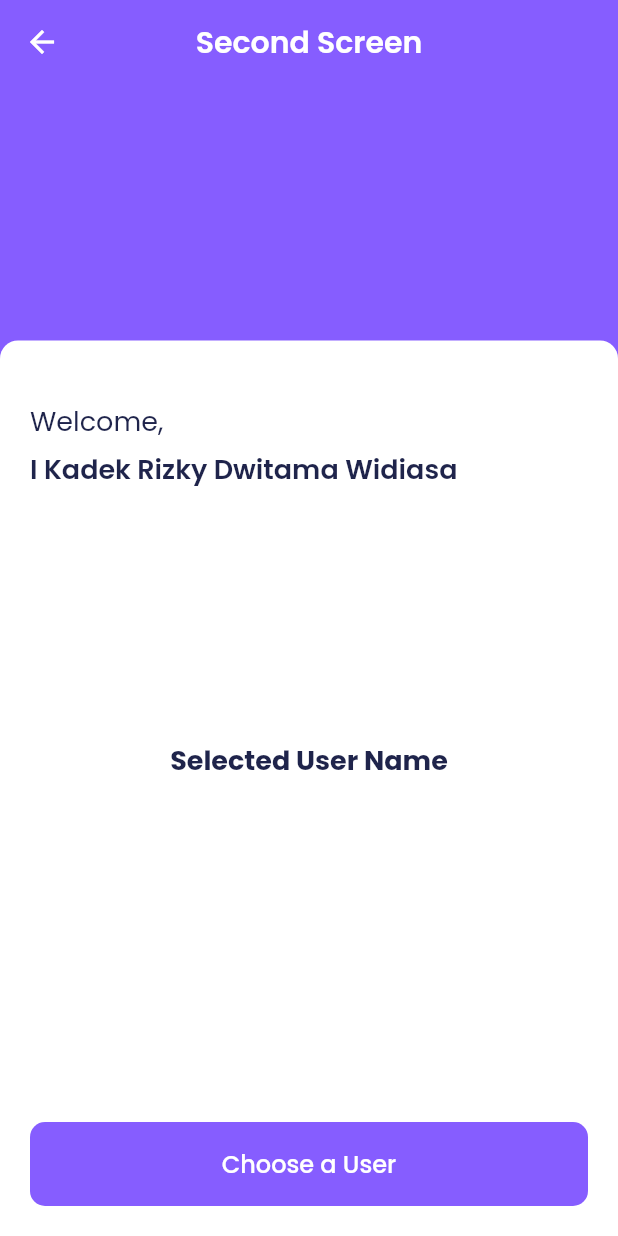
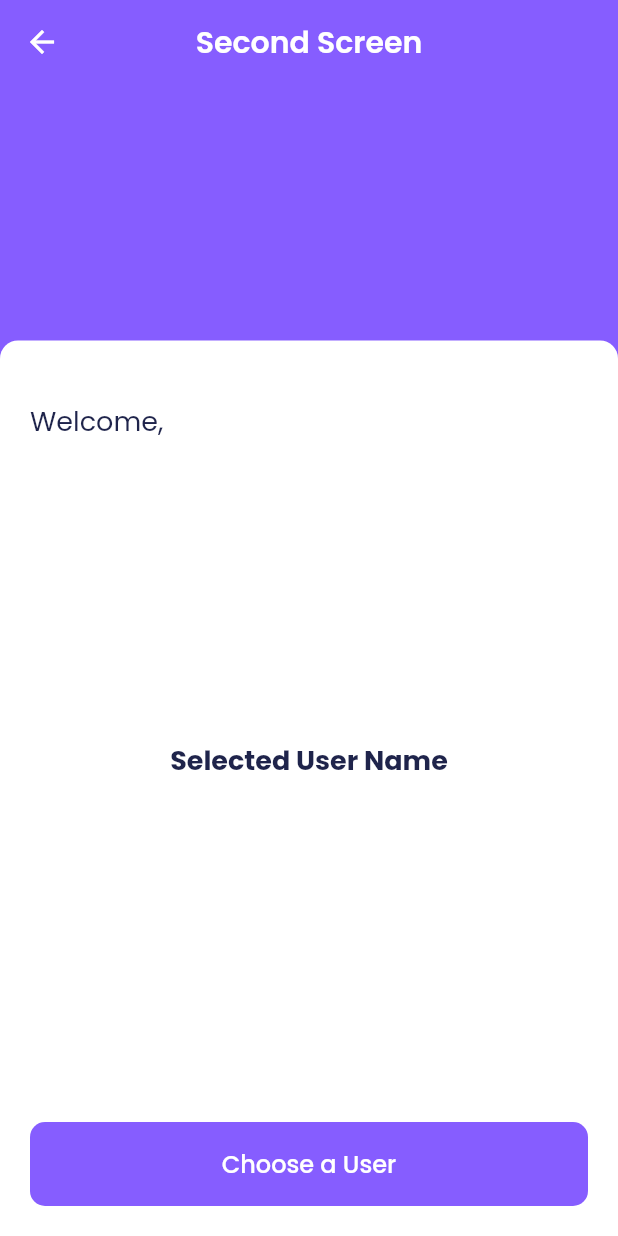
Before and after one commit to rizkydwitama/suitmedia_test_case, a Flutter app: the screen it shows after launch, after a tap on "Next", on a phone screen of 412 x 824 dp. Run offline on Flutter 3.47's test engine with Material 2 defaults, Android fonts, the phone set to English and light mode, and no system bars; our stand-ins replace google_fonts.

Commit message:
Complete passing data from first screen to second screen

```diff
--- a/lib/screens/first_screen.dart
+++ b/lib/screens/first_screen.dart
@@ -12,6 +12,7 @@ class FirstScreen extends StatefulWidget {
 class _FirstScreenState extends State<FirstScreen> {
 
   TextEditingController palindromeInput = TextEditingController();
+  TextEditingController nameInput = TextEditingController();
 
   bool isPalindrome(String palindrome){
     return palindrome == palindrome.split('').reversed.join();
@@ -59,6 +60,7 @@ class _FirstScreenState extends State<FirstScreen> {
                         width: double.infinity,
                         height: 56,
                         child: TextFormField(
+                          controller: nameInput,
                           decoration: InputDecoration(
                             border: OutlineInputBorder(
                               borderRadius: BorderRadius.circular(12)
@@ -148,7 +150,9 @@ class _FirstScreenState extends State<FirstScreen> {
                             Navigator.push(
                               context,
                               MaterialPageRoute(
-                                  builder: (context) => const SecondScreen()
+                                  builder: (context) => SecondScreen(
+                                    userName: nameInput.text.toString(),
+                                  )
                               )
                             );
                           },
--- a/lib/screens/second_screen.dart
+++ b/lib/screens/second_screen.dart
@@ -3,13 +3,16 @@ import 'package:suitmedia_test_case/screens/third_screen.dart';
 import 'package:suitmedia_test_case/themes/theme.dart';
 
 class SecondScreen extends StatefulWidget {
-  const SecondScreen({Key? key}) : super(key: key);
+  final String userName;
+  const SecondScreen({Key? key, required this.userName}) : super(key: key);
 
   @override
   State<SecondScreen> createState() => _SecondScreenState();
 }
 
 class _SecondScreenState extends State<SecondScreen> {
+  late final String userName;
+
   @override
   Widget build(BuildContext context) {
     return Scaffold(
@@ -50,7 +53,7 @@ class _SecondScreenState extends State<SecondScreen> {
                   ),
                   const SizedBox(height: 5,),
                   Text(
-                      'I Kadek Rizky Dwitama Widiasa',
+                      widget.userName,
                       style: nameTextStyle.copyWith(
                         fontWeight: semiBold
                       )
```
